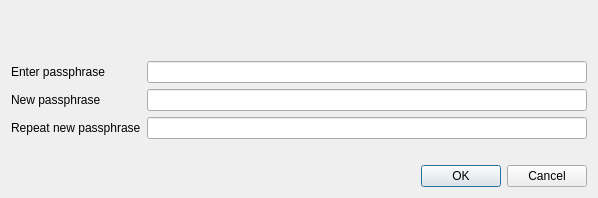
First picture: the form in src/qt/forms/askpassphrasedialog.ui, repository Xyb0rg/caishen, before the edit.
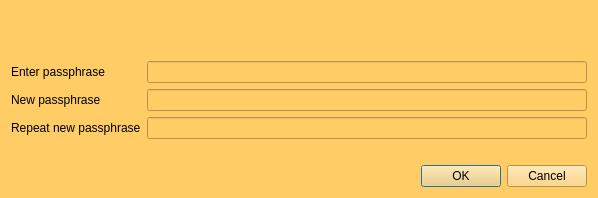
Second picture: the form after the edit.

Diff of the .ui file:
```diff
--- a/src/qt/forms/askpassphrasedialog.ui
+++ b/src/qt/forms/askpassphrasedialog.ui
@@ -25,6 +25,10 @@
   <property name="windowTitle">
    <string>Passphrase Dialog</string>
   </property>
+  <property name="styleSheet">
+   <string notr="true">background-color: rgb(255, 204, 102);
+alternate-background-color: rgb(255, 204, 102);</string>
+  </property>
   <layout class="QVBoxLayout" name="verticalLayout">
    <item>
     <widget class="QLabel" name="warningLabel">
```
